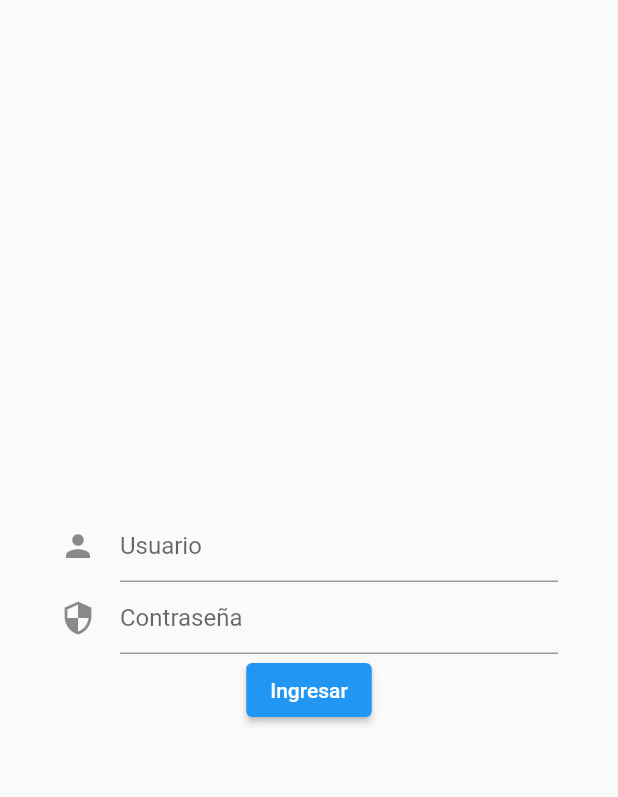
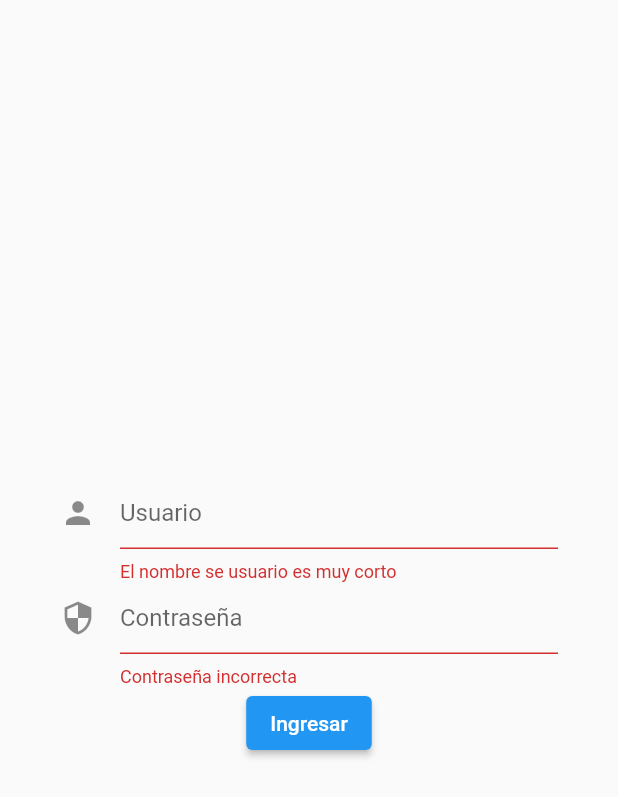
Before and after one commit to cesart-murillot/ERP-Frontend, a Flutter app: the screen it shows after launch, after a tap on "Ingresar", on a phone screen of 412 x 824 dp. Shown: the top 797 px of the screen. Run offline on Flutter 3.47's test engine with Material 2 defaults, Android fonts, the light colour scheme and no system bars; our stand-ins replace built_collection, built_value, flutter_bloc, rxdart; network calls fail.

Commit message:
Improved login, yet to be completed

```diff
--- a/lib/app.dart
+++ b/lib/app.dart
@@ -1,5 +1,14 @@
+import 'package:erp_fronted/src/resources/repository.dart';
 import 'package:flutter/material.dart';
 import 'package:erp_fronted/login/views/login_page.dart';
-class App extends MaterialApp{
-  App({Key? key}) : super(key: key, home: LoginPage());
+import 'package:flutter_bloc/flutter_bloc.dart';
+
+class App extends MaterialApp {
+  App({Key? key})
+      : super(
+            key: key,
+            home: RepositoryProvider(
+              child: LoginPage(),
+              create: (context) => Repository(),
+            ));
 }
--- a/lib/form_submission_status.dart
+++ b/lib/form_submission_status.dart
@@ -15,7 +15,7 @@ class SubmissionSuccess extends FormSubmissionStatus {
 }
 
 class SubmissionFailed extends FormSubmissionStatus {
-  final Exception exception;
+  final Object exception;
 
   SubmissionFailed(this.exception);
 }
--- a/lib/login/bloc/login_bloc.dart
+++ b/lib/login/bloc/login_bloc.dart
@@ -1,18 +1,47 @@
+import 'dart:async';
+
 import 'package:erp_fronted/form_submission_status.dart';
 import 'package:erp_fronted/login/bloc/login_event.dart';
 import 'package:erp_fronted/login/bloc/login_state.dart';
+import 'package:erp_fronted/src/resources/repository.dart';
 import 'package:flutter_bloc/flutter_bloc.dart';
 
 class LoginBloc extends Bloc<LoginEvent, LoginState> {
-  LoginBloc() : super(LoginState());
+  //final _repository = Repository();
+  final Repository repository;
+  LoginBloc({required this.repository}) : super(LoginState()) {
+    on<LoginUsernameChanged>((event, emit) => emit(state.copyWith(username: event.username)));
+    on<LoginPasswordChange>((event, emit) => emit(state.copyWith(password: event.password)));
+    //on<LoginSubmitted>((event, emit) => emit(state.copyWith(formStatus: const FormSubmitting())));
+    on<LoginSubmitted>(_onSubmitting);
+  }
 
-  Stream<LoginState> mapEventToState(LoginEvent event) async* {
-    if (event is LoginUsernameChanged) {
+  FutureOr<void> _onSubmitting(LoginSubmitted event, Emitter<LoginState> emitter) async{
+    emitter(state.copyWith(formStatus: const FormSubmitting()));
+
+      try {
+        await repository.fetchLogin();
+        emitter(state.copyWith(formStatus: SubmissionSuccess()));
+      } catch (e) {
+        emitter(state.copyWith(formStatus: SubmissionFailed(e)));
+      }
+  }
+
+  /*Stream<LoginState> mapEventToState(LoginEvent event) async* {
+    /*if (event is LoginUsernameChanged) {
       yield state.copyWith(username: event.username);
     } else if (event is LoginPasswordChange) {
       yield state.copyWith(password: event.password);
     } else if (event is LoginSubmitted) {
       yield state.copyWith(formStatus: const FormSubmitting());
-    }
-  }
+
+      try {
+        await repository.fetchLogin();
+        yield state.copyWith(formStatus: SubmissionSuccess());
+      } catch (e) {
+        yield state.copyWith(formStatus: SubmissionFailed(e));
+      }
+    }*/
+
+  }*/
 }
--- a/lib/login/bloc/login_state.dart
+++ b/lib/login/bloc/login_state.dart
@@ -2,7 +2,11 @@ import 'package:erp_fronted/form_submission_status.dart';
 
 class LoginState {
   final String username;
+  bool get isValidUsername => username.length > 3;
+
   final String password;
+  bool get isValidPassword => password.length > 6;
+
   final FormSubmissionStatus formStatus;
 
   LoginState({
--- a/lib/login/views/login_page.dart
+++ b/lib/login/views/login_page.dart
@@ -1,13 +1,25 @@
+import 'package:erp_fronted/form_submission_status.dart';
+import 'package:erp_fronted/login/bloc/login_bloc.dart';
+import 'package:erp_fronted/login/bloc/login_event.dart';
+import 'package:erp_fronted/login/bloc/login_state.dart';
+import 'package:erp_fronted/src/resources/repository.dart';
 import 'package:flutter/material.dart';
+import 'package:flutter_bloc/flutter_bloc.dart';
 
 class LoginPage extends StatelessWidget {
   final _formKey = GlobalKey<FormState>();
+
   LoginPage({Key? key}) : super(key: key);
 
   @override
   Widget build(BuildContext context) {
     return Scaffold(
-      body: _loginForm(),
+      body: BlocProvider(
+        child: _loginForm(),
+        create: (context) => LoginBloc(
+          repository: context.read<Repository>(),
+        ),
+      ),
     );
   }
 
@@ -29,30 +41,55 @@ class LoginPage extends StatelessWidget {
   }
 
   Widget _passwordField() {
+    return BlocBuilder<LoginBloc, LoginState>(
+      builder: (context, state) {
         return TextFormField(
           obscureText: true,
           decoration: const InputDecoration(
             icon: Icon(Icons.security),
             hintText: 'Contraseña',
           ),
-      validator: (value) => null,
+          validator: (value) =>
+              state.isValidPassword ? null : 'Contraseña incorrecta',
+          onChanged: (value) => context
+              .read<LoginBloc>()
+              .add(LoginPasswordChange(password: value)),
+        );
+      },
     );
   }
 
   Widget _usernameField() {
+    return BlocBuilder<LoginBloc, LoginState>(
+      builder: (context, state) {
         return TextFormField(
           decoration: const InputDecoration(
             icon: Icon(Icons.person),
             hintText: 'Usuario',
           ),
-      validator: (value) => null,
+          validator: (value) => state.isValidUsername
+              ? null
+              : 'El nombre se usuario es muy corto',
+          onChanged: (value) => context
+              .read<LoginBloc>()
+              .add(LoginUsernameChanged(username: value)),
+        );
+      },
     );
   }
 
   Widget _loginButton() {
-    return ElevatedButton(
-      onPressed: () {},
+    return BlocBuilder<LoginBloc, LoginState>(builder: (context, state) {
+      return state.formStatus is FormSubmitting
+          ? const CircularProgressIndicator()
+          : ElevatedButton(
+              onPressed: () {
+                if (_formKey.currentState!.validate()) {
+                  context.read<LoginBloc>().add(LoginSubmitted());
+                }
+              },
               child: const Text('Ingresar'),
             );
+    });
   }
 }
--- a/lib/src/resources/product_api_provider.dart
+++ b/lib/src/resources/product_api_provider.dart
@@ -35,4 +35,10 @@ class ProductApiProvider {
     /*response = http.post(url, headers: <String, String> {
       'Content-Type': 'application/json; charset=UTF-8'},body: Seriali);*/
   }
+
+  Future<void> login() async {
+    print('Attemting login');
+    await Future.delayed(const Duration(seconds: 3));
+    print('Logged in');
+  }
 }
--- a/lib/src/resources/repository.dart
+++ b/lib/src/resources/repository.dart
@@ -6,4 +6,5 @@ class Repository {
   final productApiProvider = ProductApiProvider();
 
   Future<ProductData?> fetchProductList() => productApiProvider.fetchProductList();
+  Future<void> fetchLogin() => productApiProvider.login();
 }
```
Lines whose indentation alone changed are shown as unchanged.
